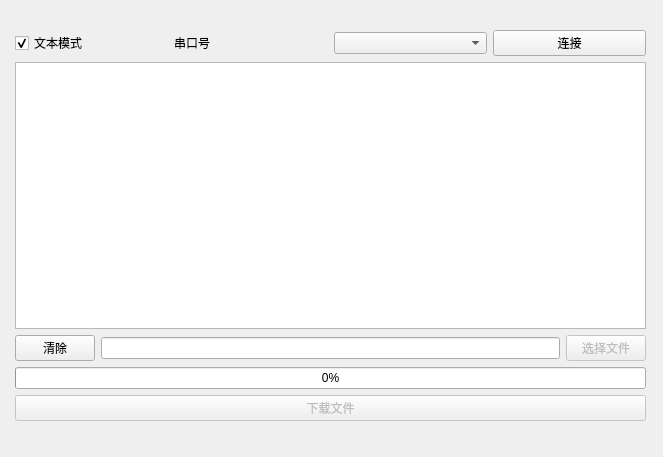
Old version of the form ui/mainwindow.ui in the repository Demetice/QtUsbSerialDownloadForStm32.
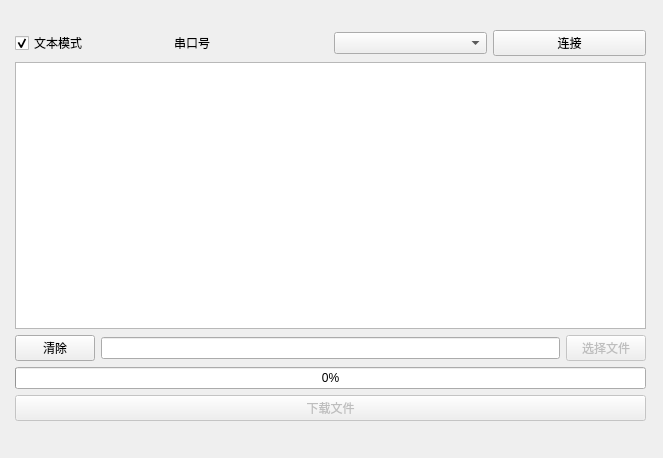
New version of the form.

What changed in the file:
```diff
--- a/ui/mainwindow.ui
+++ b/ui/mainwindow.ui
@@ -7,7 +7,7 @@
     <x>0</x>
     <y>0</y>
     <width>663</width>
-    <height>457</height>
+    <height>458</height>
    </rect>
   </property>
   <property name="windowTitle">
```
Left out of the diff: 4 changed lines with no effect on the pictures. Lines whose indentation alone changed are shown as unchanged.
